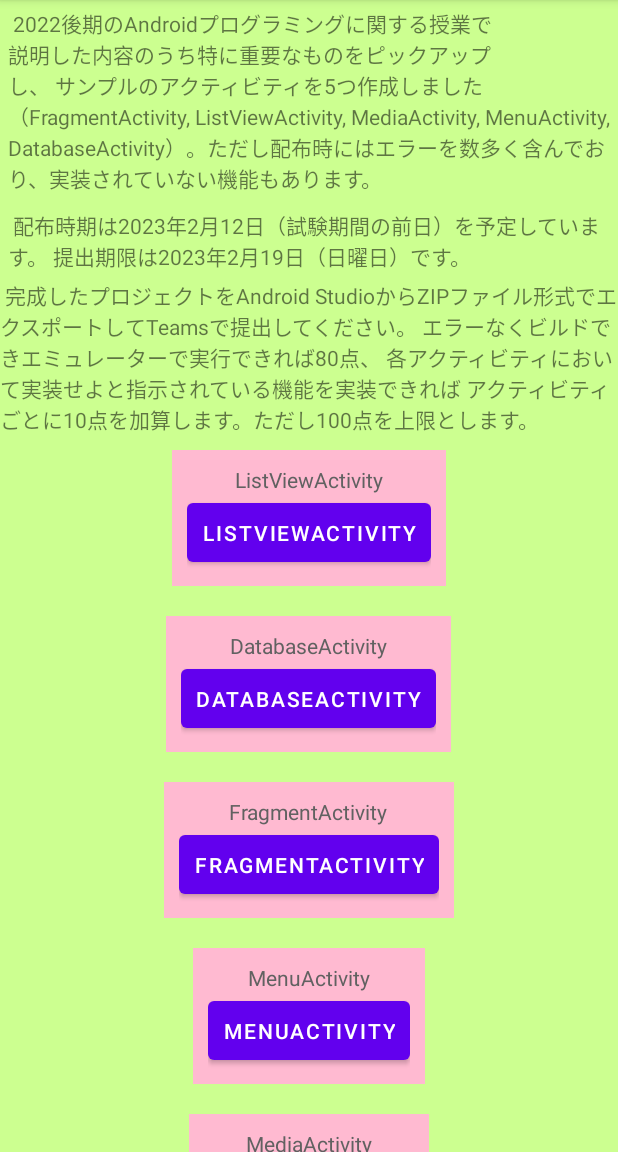
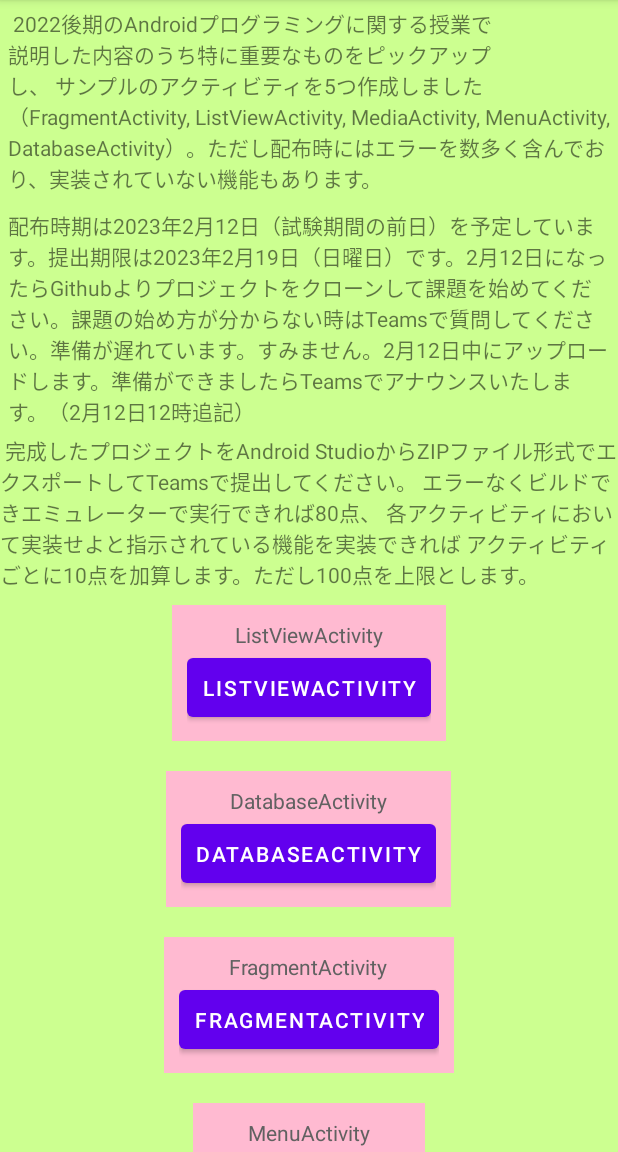
Before and after one commit to TakashiSasaki/EoTAssignment202302, an Android app: the screen it shows after launch (MainActivity), on a phone screen of 412 x 824 dp, the part 84-1236 px from its top. Run offline under Robolectric (Android 15) with nearby library versions, the light colour scheme and no system bars.

Commit message:
strings.xml内の編集便宜上の改行を無視するようにした。

```diff
--- a/app/src/main/res/layout/activity_main.xml
+++ b/app/src/main/res/layout/activity_main.xml
@@ -27,11 +27,7 @@ MenuActivity, DatabaseActivity）。ただし配布時にはエラーを数多
             android:layout_width="wrap_content"
             android:layout_height="wrap_content"
             android:layout_margin="5dp"
-            android:text="
-配布時期は2023年2月12日（試験期間の前日）を予定しています。
-提出期限は2023年2月19日（日曜日）です。
-"
-            tools:ignore="HardcodedText" />
+            android:text="@string/openingMessage" />
 
         <TextView
             android:layout_width="wrap_content"
--- a/app/src/main/res/values/strings.xml
+++ b/app/src/main/res/values/strings.xml
@@ -1,7 +1,12 @@
 <resources>
     <string name="app_name">EoT assignment in 2022</string>
-    <string name="_2_12_github_teams">課題の内容は今週末に掲載します。 2月12日になったらGithubよりプロジェクトをクローンして課題を始めてください。 課題の始め方が分からない時はTeamsで質問してください。
-    ←2月12日中にアップロードします。準備ができましたらTeamsでアナウンスいたします。（2月12日12時追記）</string>
+    <string name="openingMessage">配布時期は2023年2月12日（試験期間の前日）を予定しています。<!--
+        -->提出期限は2023年2月19日（日曜日）です。<!--
+        -->2月12日になったらGithubよりプロジェクトをクローンして課題を始めてください。<!--
+        -->課題の始め方が分からない時はTeamsで質問してください。<!--
+        -->準備が遅れています。すみません。2月12日中にアップロードします。<!--
+        -->準備ができましたらTeamsでアナウンスいたします。<!--
+        -->（2月12日12時追記）</string>
 
     <string-array name="lv_cocktaillist">
         <item>ホワイトレディー</item>
```
